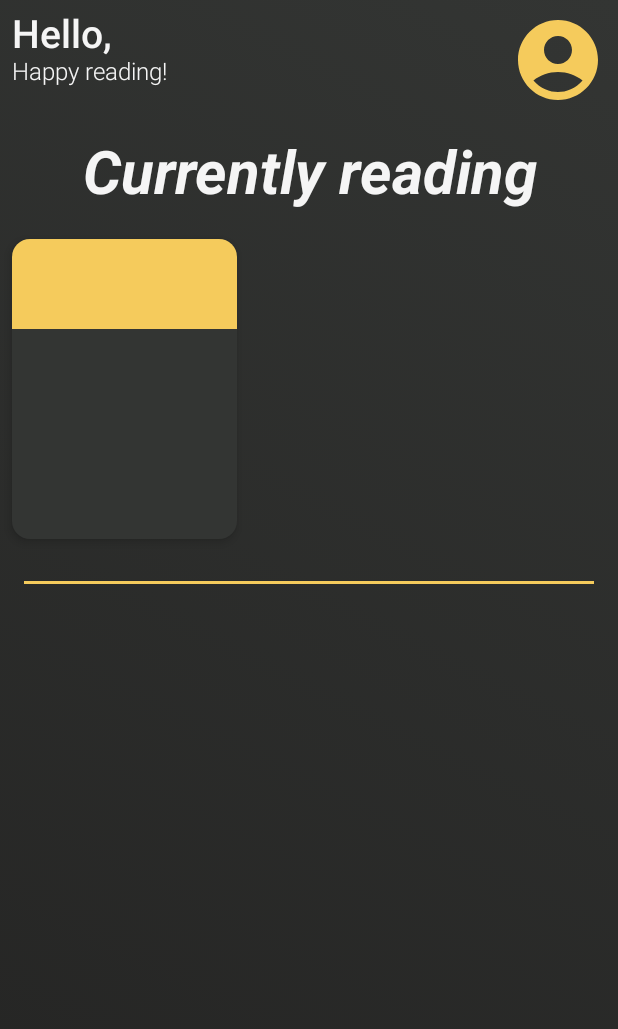
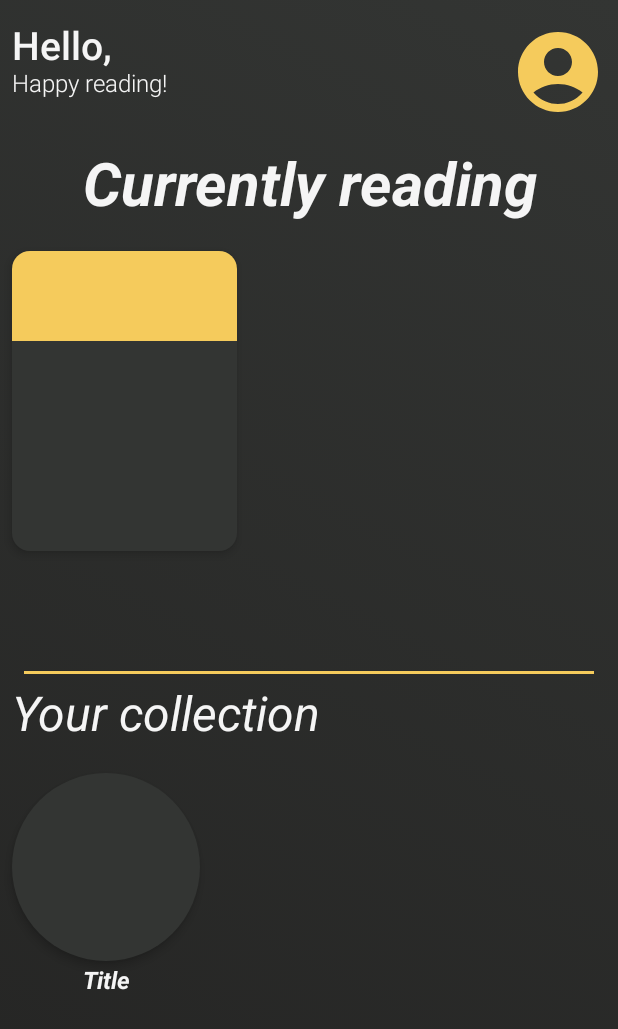
Before and after one commit to DEJA-1/READ, an Android app built with Jetpack Compose: the HomeScreen screen opened through its navigation route, on a phone screen of 412 x 824 dp. Shown: the top 1029 px of the screen. Run offline under Robolectric (Android 15) with nearby library versions, the phone set to English and light mode, and no system bars; our stand-ins replace Dagger/Hilt's generated code, Firebase (no records; nobody signed in at launch, a user with empty details on screens opened directly).

Commit message:
begin YourCollectionSection

```diff
--- a/app/src/main/java/com/example/read/navigation/NavGraph.kt
+++ b/app/src/main/java/com/example/read/navigation/NavGraph.kt
@@ -20,7 +20,7 @@ fun NavGraph() {
 
     NavHost(
         navController = navController,
-        startDestination = Screen.Login.route
+        startDestination = Screen.Home.route
     ) {
         composable(
             route = Screen.Home.route
--- a/app/src/main/java/com/example/read/presentation/screen/home/HomeScreen.kt
+++ b/app/src/main/java/com/example/read/presentation/screen/home/HomeScreen.kt
@@ -11,6 +11,7 @@ import com.example.read.commons.AppColors
 import com.example.read.navigation.Screen
 import com.example.read.presentation.screen.home.components.CurrentlyReadingSection
 import com.example.read.presentation.screen.home.components.Header
+import com.example.read.presentation.screen.home.components.YourCollectionSection
 import com.example.read.util.gradient
 
 @Composable
@@ -25,7 +26,7 @@ fun HomeScreen(
             .background(gradient(colors = listOf(AppColors.mBackground, AppColors.mBackgroundSec)))
     ) {
         Column(
-            modifier = Modifier.padding(8.dp)
+            modifier = Modifier.padding(start = 8.dp, end = 8.dp, top = 16.dp, bottom = 16.dp)
         ) {
 
             Header(nick = viewModel.currentUser?.email?.split('@')?.first().toString()) {
@@ -36,13 +37,15 @@ fun HomeScreen(
 
             CurrentlyReadingSection()
 
-            Spacer(modifier = Modifier.height(20.dp))
+            Spacer(modifier = Modifier.height(80.dp))
 
             Divider(
-                modifier = Modifier.padding(start = 8.dp, end = 8.dp),
+                modifier = Modifier.padding(start = 8.dp, end = 8.dp, bottom = 8.dp),
                 color = AppColors.mMain,
                 thickness = 2.dp
             )
+
+            YourCollectionSection()
         }
 
     }
--- a/app/src/main/java/com/example/read/presentation/screen/home/components/BookRow.kt
+++ b/app/src/main/java/com/example/read/presentation/screen/home/components/BookRow.kt
@@ -2,42 +2,61 @@ package com.example.read.presentation.screen.home.components
 
 import android.graphics.drawable.shapes.Shape
 import androidx.compose.foundation.background
+import androidx.compose.foundation.clickable
 import androidx.compose.foundation.layout.*
 import androidx.compose.foundation.shape.RoundedCornerShape
 import androidx.compose.material.Card
+import androidx.compose.material.Text
 import androidx.compose.runtime.Composable
+import androidx.compose.ui.Alignment
 import androidx.compose.ui.Modifier
 import androidx.compose.ui.graphics.Color
+import androidx.compose.ui.text.font.FontStyle
+import androidx.compose.ui.text.font.FontWeight
+import androidx.compose.ui.text.style.TextAlign
 import androidx.compose.ui.tooling.preview.Preview
 import androidx.compose.ui.unit.Dp
 import androidx.compose.ui.unit.dp
+import androidx.compose.ui.unit.sp
 import com.example.read.commons.AppColors
 import com.example.read.util.gradient
 
-@Preview
 @Composable
 fun BookRow(
-    shapeDp: Int = 12
+    shapeDp: Int = 12,
+    heightSize: Int = 200,
+    widthSize: Int = 150,
+    isForYou: Boolean = false,
+    onItemClicked: () -> Unit = {},
+    content: @Composable() () -> Unit
 ) {
 
-    Card(
-        modifier = Modifier
-            .height(200.dp)
-            .width(150.dp),
-        shape = RoundedCornerShape(shapeDp.dp),
-        elevation = 4.dp,
-        backgroundColor = AppColors.mBackgroundSec
+    Column(
+        horizontalAlignment = Alignment.CenterHorizontally,
     ) {
-        Box(modifier = Modifier
-            .fillMaxWidth()
-            .background(Color.Transparent)) {
+        Card(
+            modifier = Modifier
+                .clickable {
+                    onItemClicked()
+                }
+                .height(heightSize.dp)
+                .width(widthSize.dp),
+            shape = RoundedCornerShape(shapeDp.dp),
+            elevation = 4.dp,
+            backgroundColor = AppColors.mBackgroundSec,
+            content = content
+        )
 
-            Box(
-                modifier = Modifier.fillMaxWidth()
-                    .fillMaxHeight(0.3f)
-                    .background(AppColors.mMain)
+        if (isForYou) {
+            Text(
+                modifier = Modifier.padding(top = 4.dp),
+                text = "Title",
+                fontWeight = FontWeight.Bold,
+                fontStyle = FontStyle.Italic,
+                fontSize = 16.sp,
+                color = AppColors.mTextWhite,
+                textAlign = TextAlign.Center
             )
         }
     }
-
 }
--- a/app/src/main/java/com/example/read/presentation/screen/home/components/CurrentlyReadingSection.kt
+++ b/app/src/main/java/com/example/read/presentation/screen/home/components/CurrentlyReadingSection.kt
@@ -1,9 +1,11 @@
 package com.example.read.presentation.screen.home.components
 
+import androidx.compose.foundation.background
 import androidx.compose.foundation.layout.*
 import androidx.compose.material.Text
 import androidx.compose.runtime.Composable
 import androidx.compose.ui.Modifier
+import androidx.compose.ui.graphics.Color
 import androidx.compose.ui.text.font.FontStyle
 import androidx.compose.ui.text.font.FontWeight
 import androidx.compose.ui.text.style.TextAlign
@@ -17,7 +19,7 @@ import com.example.read.commons.AppColors
 fun CurrentlyReadingSection() {
 
     Column(
-        modifier = Modifier.padding(bottom = 8.dp)
+        modifier = Modifier.padding()
     ) {
         Text(
             modifier = Modifier.fillMaxWidth(),
@@ -31,6 +33,20 @@ fun CurrentlyReadingSection() {
 
         Spacer(modifier = Modifier.height(20.dp))
 
-        BookRow()
+        BookRow() {
+            Box(
+                modifier = Modifier
+                    .fillMaxWidth()
+                    .background(Color.Transparent)
+            ) {
+
+                Box(
+                    modifier = Modifier
+                        .fillMaxWidth()
+                        .fillMaxHeight(0.3f)
+                        .background(AppColors.mMain)
+                )
+            }
+        }
     }
 }
--- /dev/null
+++ b/app/src/main/java/com/example/read/presentation/screen/home/components/YourCollectionSection.kt
@@ -0,0 +1,40 @@
+package com.example.read.presentation.screen.home.components
+
+import androidx.compose.foundation.layout.*
+import androidx.compose.material.Text
+import androidx.compose.runtime.Composable
+import androidx.compose.ui.Modifier
+import androidx.compose.ui.text.font.FontStyle
+import androidx.compose.ui.text.font.FontWeight
+import androidx.compose.ui.text.style.TextAlign
+import androidx.compose.ui.unit.dp
+import androidx.compose.ui.unit.sp
+import com.example.read.commons.AppColors
+
+@Composable
+fun YourCollectionSection() {
+
+    Column() {
+        Text(
+            modifier = Modifier.fillMaxWidth(),
+            text = "Your collection",
+            color = AppColors.mTextWhite,
+            fontStyle = FontStyle.Italic,
+            fontWeight = FontWeight.Normal,
+            fontSize = 32.sp,
+            textAlign = TextAlign.Start
+        )
+
+        Spacer(modifier = Modifier.height(20.dp))
+
+        BookRow(
+            shapeDp = 360,
+            heightSize = 125,
+            widthSize = 125,
+            isForYou = true
+        ) {
+
+        }
+    }
+
+}
```
